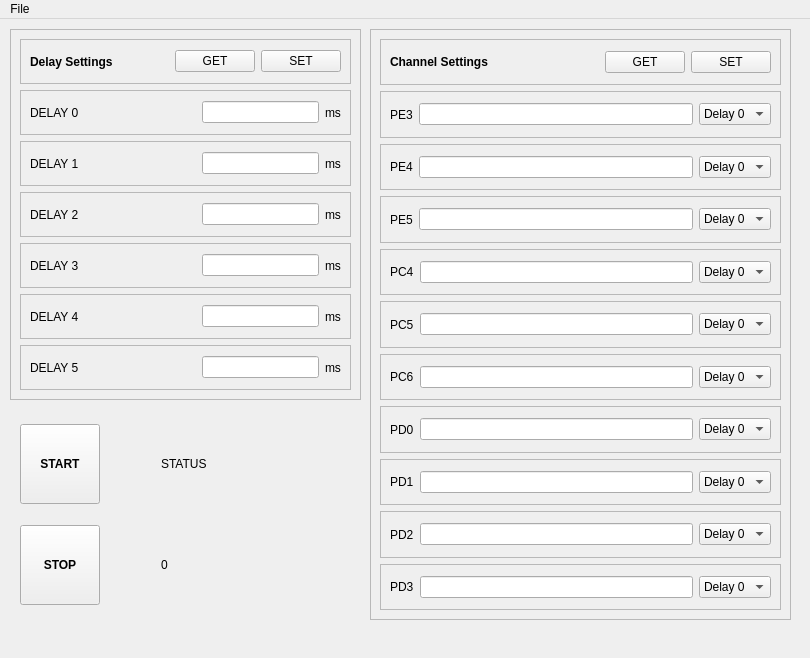
Old version of the form mainwindow.ui in the repository dungducphan/UT3_TriggerBox_HostGUI.
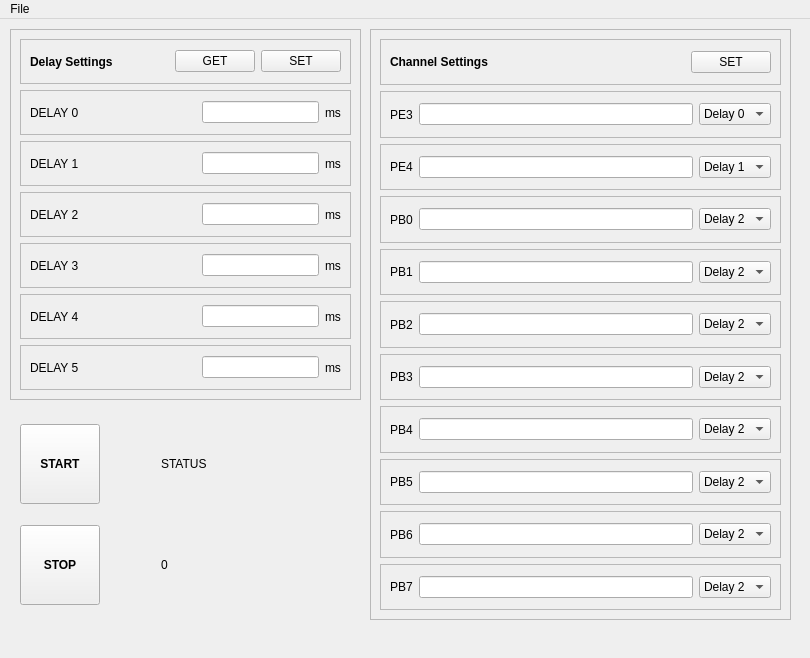
New version of the form.

Commit message: Functions to MUXing the timing to different output channels.

Diff of the .ui file:
```diff
--- a/mainwindow.ui
+++ b/mainwindow.ui
@@ -439,13 +439,6 @@
           </property>
          </spacer>
         </item>
-        <item>
-         <widget class="QPushButton" name="pushButton_GET_ChannelSettings">
-          <property name="text">
-           <string>GET</string>
-          </property>
-         </widget>
-        </item>
         <item>
          <widget class="QPushButton" name="pushButton_SET_ChannelSettings">
           <property name="text">
@@ -547,11 +540,6 @@
         </item>
         <item>
          <widget class="QComboBox" name="comboBox_E4">
-          <item>
-           <property name="text">
-            <string>Delay 0</string>
-           </property>
-          </item>
           <item>
            <property name="text">
             <string>Delay 1</string>
@@ -594,7 +582,7 @@
         <item>
          <widget class="QLabel" name="label_17">
           <property name="text">
-           <string>PE5</string>
+           <string>PB0</string>
           </property>
          </widget>
         </item>
@@ -609,17 +597,7 @@
          </widget>
         </item>
         <item>
-         <widget class="QComboBox" name="comboBox_E5">
-          <item>
-           <property name="text">
-            <string>Delay 0</string>
-           </property>
-          </item>
-          <item>
-           <property name="text">
-            <string>Delay 1</string>
-           </property>
-          </item>
+         <widget class="QComboBox" name="comboBox_B0">
           <item>
            <property name="text">
             <string>Delay 2</string>
@@ -657,7 +635,7 @@
         <item>
          <widget class="QLabel" name="label_18">
           <property name="text">
-           <string>PC4</string>
+           <string>PB1</string>
           </property>
          </widget>
         </item>
@@ -672,17 +650,7 @@
          </widget>
         </item>
         <item>
-         <widget class="QComboBox" name="comboBox_C4">
-          <item>
-           <property name="text">
-            <string>Delay 0</string>
-           </property>
-          </item>
-          <item>
-           <property name="text">
-            <string>Delay 1</string>
-           </property>
-          </item>
+         <widget class="QComboBox" name="comboBox_B1">
           <item>
            <property name="text">
             <string>Delay 2</string>
@@ -720,7 +688,7 @@
         <item>
          <widget class="QLabel" name="label_19">
           <property name="text">
-           <string>PC5</string>
+           <string>PB2</string>
           </property>
          </widget>
         </item>
@@ -735,17 +703,7 @@
          </widget>
         </item>
         <item>
-         <widget class="QComboBox" name="comboBox_C5">
-          <item>
-           <property name="text">
-            <string>Delay 0</string>
-           </property>
-          </item>
-          <item>
-           <property name="text">
-            <string>Delay 1</string>
-           </property>
-          </item>
+         <widget class="QComboBox" name="comboBox_B2">
           <item>
            <property name="text">
             <string>Delay 2</string>
@@ -783,7 +741,7 @@
         <item>
          <widget class="QLabel" name="label_22">
           <property name="text">
-           <string>PC6</string>
+           <string>PB3</string>
           </property>
          </widget>
         </item>
@@ -798,17 +756,7 @@
          </widget>
         </item>
         <item>
-         <widget class="QComboBox" name="comboBox_C6">
-          <item>
-           <property name="text">
-            <string>Delay 0</string>
-           </property>
-          </item>
-          <item>
-           <property name="text">
-            <string>Delay 1</string>
-           </property>
-          </item>
+         <widget class="QComboBox" name="comboBox_B3">
           <item>
            <property name="text">
             <string>Delay 2</string>
@@ -846,7 +794,7 @@
         <item>
          <widget class="QLabel" name="label_21">
           <property name="text">
-           <string>PD0</string>
+           <string>PB4</string>
           </property>
          </widget>
         </item>
@@ -861,17 +809,7 @@
          </widget>
         </item>
         <item>
-         <widget class="QComboBox" name="comboBox_D0">
-          <item>
-           <property name="text">
-            <string>Delay 0</string>
-           </property>
-          </item>
-          <item>
-           <property name="text">
-            <string>Delay 1</string>
-           </property>
-          </item>
+         <widget class="QComboBox" name="comboBox_B4">
           <item>
            <property name="text">
             <string>Delay 2</string>
@@ -909,7 +847,7 @@
         <item>
          <widget class="QLabel" name="label_23">
           <property name="text">
-           <string>PD1</string>
+           <string>PB5</string>
           </property>
          </widget>
         </item>
@@ -924,17 +862,7 @@
          </widget>
         </item>
         <item>
-         <widget class="QComboBox" name="comboBox_D1">
-          <item>
-           <property name="text">
-            <string>Delay 0</string>
-           </property>
-          </item>
-          <item>
-           <property name="text">
-            <string>Delay 1</string>
-           </property>
-          </item>
+         <widget class="QComboBox" name="comboBox_B5">
           <item>
            <property name="text">
             <string>Delay 2</string>
@@ -972,7 +900,7 @@
         <item>
          <widget class="QLabel" name="label_20">
           <property name="text">
-           <string>PD2</string>
+           <string>PB6</string>
           </property>
          </widget>
         </item>
@@ -987,17 +915,7 @@
          </widget>
         </item>
         <item>
-         <widget class="QComboBox" name="comboBox_D2">
-          <item>
-           <property name="text">
-            <string>Delay 0</string>
-           </property>
-          </item>
-          <item>
-           <property name="text">
-            <string>Delay 1</string>
-           </property>
-          </item>
+         <widget class="QComboBox" name="comboBox_B6">
           <item>
            <property name="text">
             <string>Delay 2</string>
@@ -1035,7 +953,7 @@
         <item>
          <widget class="QLabel" name="label_24">
           <property name="text">
-           <string>PD3</string>
+           <string>PB7</string>
           </property>
          </widget>
         </item>
@@ -1050,17 +968,7 @@
          </widget>
         </item>
         <item>
-         <widget class="QComboBox" name="comboBox_D3">
-          <item>
-           <property name="text">
-            <string>Delay 0</string>
-           </property>
-          </item>
-          <item>
-           <property name="text">
-            <string>Delay 1</string>
-           </property>
-          </item>
+         <widget class="QComboBox" name="comboBox_B7">
           <item>
            <property name="text">
             <string>Delay 2</string>
```
Left out of the diff: 91 changed lines with no effect on the pictures. The commit also changes 2 other files.
